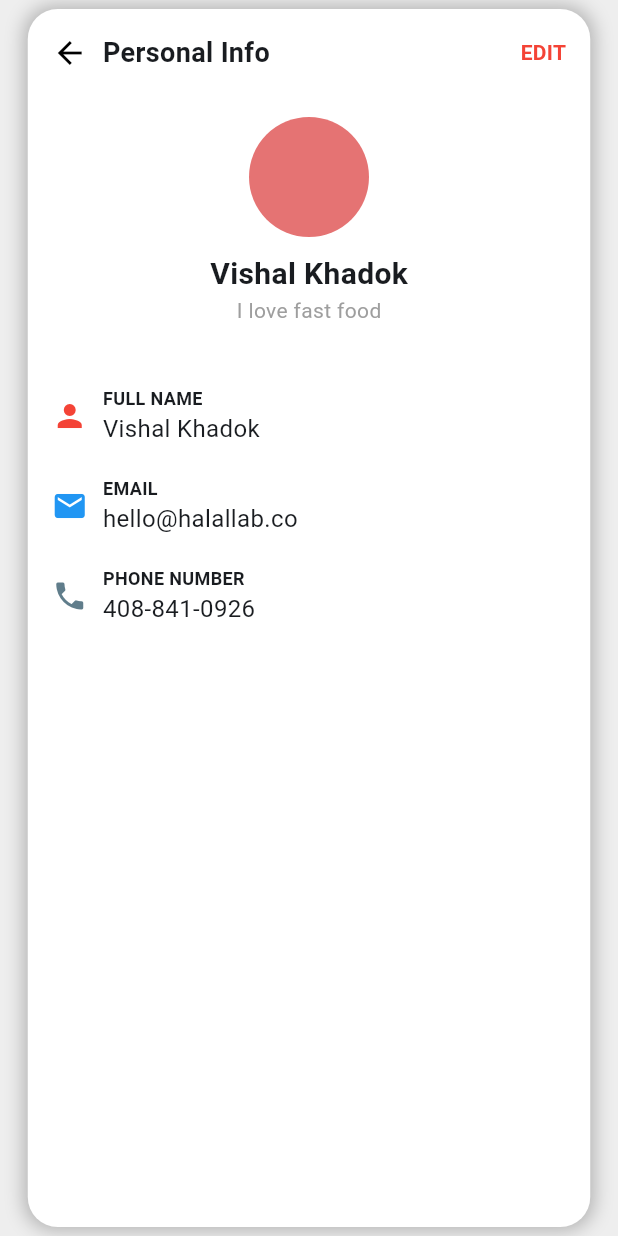
After one commit to TI-POLINDRA/PEMOBILE2-D4RPL2B-PRAKTIKUM4, a Flutter app: the ProfileScreen screen opened by its route, on a phone screen of 412 x 824 dp. The commit adds this screen. Run offline on Flutter 3.47's test engine with Material 3 defaults, Android fonts, the phone set to English and light mode, and no system bars; our stand-ins replace flutter_screenutil.

Commit message:
ui: PersonalProfileScreen

```diff
--- a/lib/main.dart
+++ b/lib/main.dart
@@ -2,6 +2,7 @@ import 'package:flutter/material.dart';
 import 'package:flutter_screenutil/flutter_screenutil.dart';
 import 'package:pemobile2_d4rpl3b_praktikum4/screens/login_screen.dart';
 import 'package:pemobile2_d4rpl3b_praktikum4/utils/router_check.dart';
+import 'package:pemobile2_d4rpl3b_praktikum4/screens/personalProfiles.dart';
 
 void main() {
   runApp(const MyApp());
@@ -26,6 +27,7 @@ class MyApp extends StatelessWidget {
           routes: {
             '/': (context) => const RouterCheck(),
             '/login': (context) => const LoginScreen(),
+            '/PersonalProfil':(context) => ProfileScreen(),
           },
         );
       },
--- /dev/null
+++ b/lib/screens/personalProfiles.dart
@@ -0,0 +1,128 @@
+import 'package:flutter/material.dart';
+
+
+class ProfileScreen extends StatelessWidget {
+  const ProfileScreen({super.key});
+
+  @override
+  Widget build(BuildContext context) {
+    return Scaffold(
+       backgroundColor: Colors.grey[200], // Latar belakang luar agar lebih terlihat
+      body: Center(
+        child: Container(
+          width: 375,
+          height: 812,
+          decoration: BoxDecoration(
+            color: Colors.white, // #FFFFFF
+            borderRadius: BorderRadius.circular(20),
+            boxShadow: [
+              BoxShadow(
+                color: Colors.black26,
+                blurRadius: 10,
+                spreadRadius: 2,
+              ),
+            ],
+          ),
+          child: Padding(
+            padding: EdgeInsets.all(16),
+            child: Column(
+              crossAxisAlignment: CrossAxisAlignment.start,
+              children: [
+                // Header
+                Row(
+                  children: [
+                    Icon(Icons.arrow_back, color: Colors.black),
+                    SizedBox(width: 10),
+                    Text(
+                      "Personal Info",
+                      style: TextStyle(fontSize: 18, fontWeight: FontWeight.bold),
+                    ),
+                    Spacer(),
+                    Text(
+                      "EDIT",
+                      style: TextStyle(color: Colors.red, fontWeight: FontWeight.bold),
+                    ),
+                  ],
+                ),
+
+                SizedBox(height: 30),
+
+                // Avatar & Nama
+                Center(
+                  child: Column(
+                    children: [
+                      CircleAvatar(
+                        radius: 40,
+                        backgroundColor: Colors.red[300],
+                      ),
+                      SizedBox(height: 10),
+                      Text(
+                        "Vishal Khadok",
+                        style: TextStyle(fontSize: 20, fontWeight: FontWeight.bold),
+                      ),
+                      Text(
+                        "I love fast food",
+                        style: TextStyle(color: Colors.grey),
+                      ),
+                    ],
+                  ),
+                ),
+
+                SizedBox(height: 30),
+
+                // Informasi
+                InfoRow(
+                  icon: Icons.person,
+                  iconColor: Colors.red,
+                  label: "FULL NAME",
+                  value: "Vishal Khadok",
+                ),
+                InfoRow(
+                  icon: Icons.email,
+                  iconColor: Colors.blue,
+                  label: "EMAIL",
+                  value: "hello@halallab.co",
+                ),
+                InfoRow(
+                  icon: Icons.phone,
+                  iconColor: Colors.blueGrey,
+                  label: "PHONE NUMBER",
+                  value: "408-841-0926",
+                ),
+              ],
+            ),
+          ),
+        ),
+      ),
+    );
+  }
+}
+
+class InfoRow extends StatelessWidget {
+  final IconData icon;
+  final Color iconColor;
+  final String label;
+  final String value;
+
+  InfoRow({required this.icon, required this.iconColor, required this.label, required this.value});
+
+  @override
+  Widget build(BuildContext context) {
+    return Padding(
+      padding: const EdgeInsets.symmetric(vertical: 10),
+      child: Row(
+        children: [
+          Icon(icon, color: iconColor),
+          SizedBox(width: 10),
+          Column(
+            crossAxisAlignment: CrossAxisAlignment.start,
+            children: [
+              Text(label, style: TextStyle(fontWeight: FontWeight.bold, fontSize: 12)),
+              Text(value, style: TextStyle(fontSize: 16)),
+            ],
+          ),
+        ],
+      ),
+    );
+  }
+}
```
